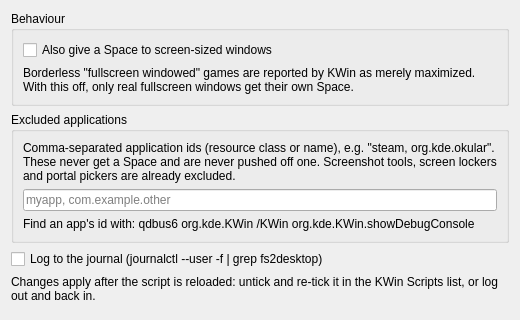
Old version of the form contents/ui/config.ui in the repository geodro/kde-fullscreen-spaces.
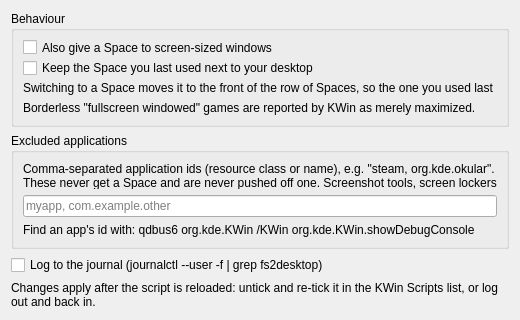
New version of the form.

Commit message: Re-sort Spaces most-recently-used, on switch

Diff of the .ui file:
```diff
--- a/contents/ui/config.ui
+++ b/contents/ui/config.ui
@@ -24,6 +24,23 @@
         </property>
        </widget>
       </item>
+      <item>
+       <widget class="QCheckBox" name="kcfg_reorderOnSwitch">
+        <property name="text">
+         <string>Keep the Space you last used next to your desktop</string>
+        </property>
+       </widget>
+      </item>
+      <item>
+       <widget class="QLabel" name="labelReorder">
+        <property name="text">
+         <string>Switching to a Space moves it to the front of the row of Spaces, so the one you used last is always one step away. Off leaves every Space where it was created.</string>
+        </property>
+        <property name="wordWrap">
+         <bool>true</bool>
+        </property>
+       </widget>
+      </item>
       <item>
        <widget class="QLabel" name="labelScreenSized">
         <property name="text">
```
The commit also changes 3 other files.
